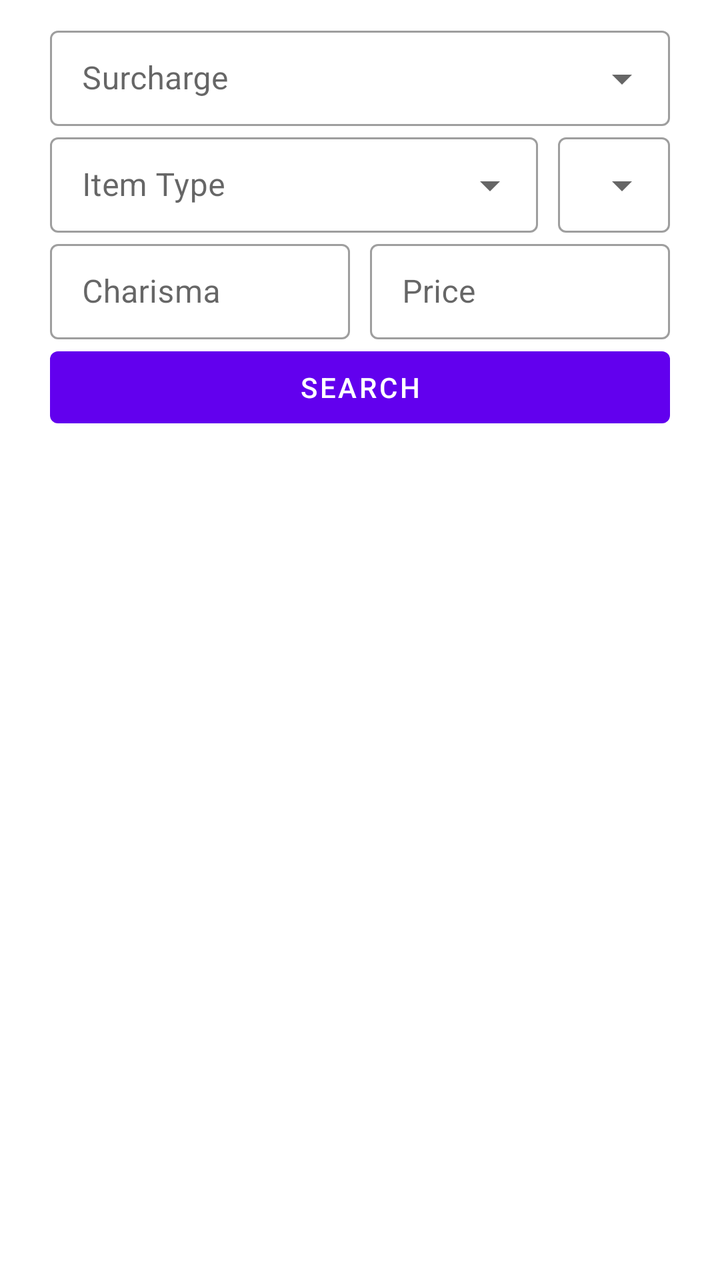
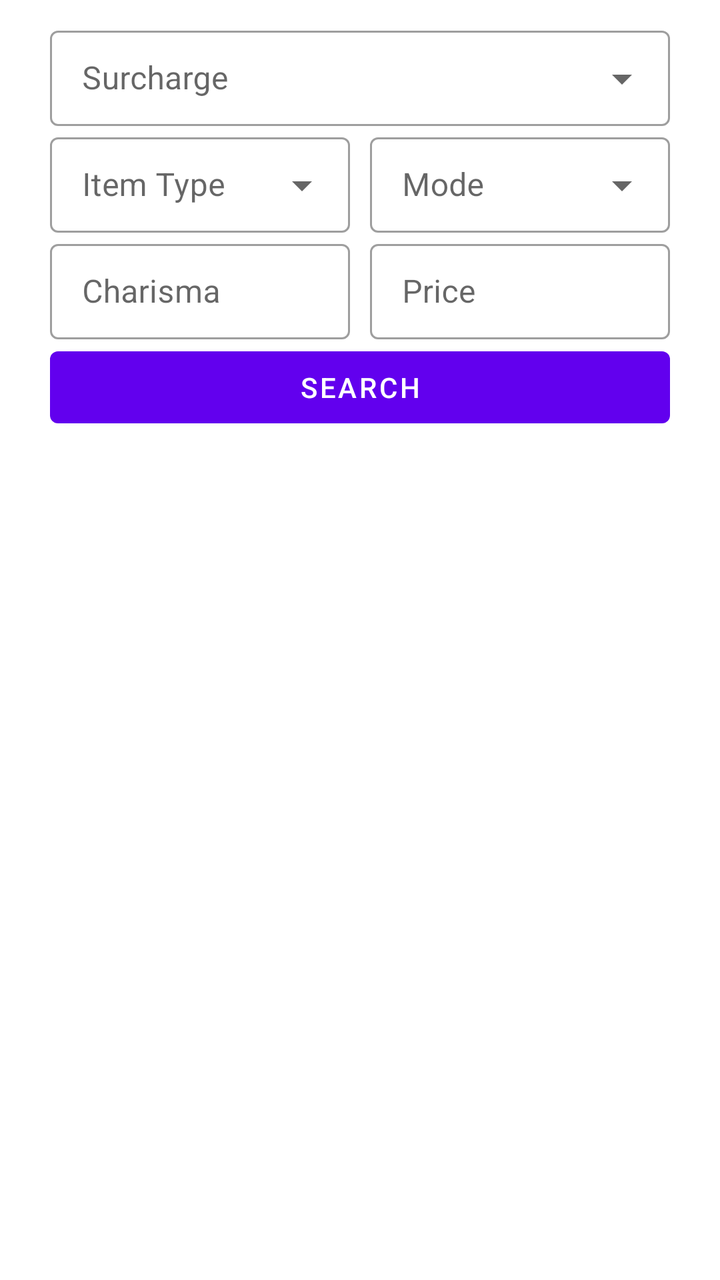

Screens rendered from an Android XML layout before and after an edit, with the pre-edit source and the edit as a unified diff.
<!-- AndroidManifest.xml: application theme Theme.ANetHack -->
<!-- res/layout/dialog_price_identify.xml -->
<?xml version="1.0" encoding="utf-8"?>
<LinearLayout xmlns:android="http://schemas.android.com/apk/res/android"
    xmlns:app="http://schemas.android.com/apk/res-auto"
    android:layout_width="match_parent"
    android:layout_height="match_parent"
    android:paddingTop="10dp"
    android:paddingStart="25dp"
    android:paddingEnd="25dp"
    android:orientation="vertical">

    <LinearLayout
        android:id="@+id/obj_filter_panel"
        android:layout_width="match_parent"
        android:layout_height="wrap_content"
        android:orientation="vertical">
        <com.google.android.material.textfield.TextInputLayout
            style="@style/Widget.MaterialComponents.TextInputLayout.OutlinedBox.Dense.ExposedDropdownMenu"
            android:layout_width="match_parent"
            android:layout_height="wrap_content">
            <com.google.android.material.textfield.MaterialAutoCompleteTextView
                android:id="@+id/obj_surcharge_input"
                android:layout_width="match_parent"
                android:layout_height="wrap_content"
                android:cursorVisible="false"
                android:singleLine="true"
                android:imeOptions="actionDone"
                android:textCursorDrawable="@color/transparent"
                android:hint="@string/pride_id_surcharge_label"/>
        </com.google.android.material.textfield.TextInputLayout>

        <LinearLayout
            android:layout_width="match_parent"
            android:layout_height="wrap_content"
            android:orientation="horizontal"
            android:baselineAligned="false">
            <com.google.android.material.textfield.TextInputLayout
                style="@style/Widget.MaterialComponents.TextInputLayout.OutlinedBox.Dense.ExposedDropdownMenu"
                android:layout_weight="1"
                android:layout_width="0dp"
                android:layout_height="wrap_content">
                <com.google.android.material.textfield.MaterialAutoCompleteTextView
                    android:id="@+id/obj_type_input"
                    android:layout_width="match_parent"
                    android:layout_height="wrap_content"
                    android:cursorVisible="false"
                    android:singleLine="true"
                    android:imeOptions="actionDone"
                    android:textCursorDrawable="@color/transparent"
                    android:hint="@string/pride_id_type_label"/>

            </com.google.android.material.textfield.TextInputLayout>

            <com.google.android.material.textfield.TextInputLayout
                style="@style/Widget.MaterialComponents.TextInputLayout.OutlinedBox.Dense.ExposedDropdownMenu"
                android:layout_height="wrap_content"
                android:layout_width="wrap_content"
                android:layout_marginStart="10dp">
                <com.google.android.material.textfield.MaterialAutoCompleteTextView
                    android:id="@+id/obj_id_mod_input"
                    android:layout_height="wrap_content"
                    android:layout_width="match_parent"
                    android:cursorVisible="false"
                    android:singleLine="true"
                    android:imeOptions="actionDone"
                    android:textCursorDrawable="@color/transparent"
                    android:hint="@string/pride_id_mode_label"/>
            </com.google.android.material.textfield.TextInputLayout>
        </LinearLayout>
        <LinearLayout
            android:layout_width="match_parent"
            android:layout_height="wrap_content"
            android:orientation="horizontal"
            android:baselineAligned="false">
            <com.google.android.material.textfield.TextInputLayout
                style="@style/Widget.MaterialComponents.TextInputLayout.OutlinedBox.Dense"
                android:layout_weight="1"
                android:layout_height="wrap_content"
                android:layout_width="0dp"
                app:endIconMode="clear_text">
                <com.google.android.material.textfield.TextInputEditText
                    android:id="@+id/role_charisma_input"
                    android:layout_height="wrap_content"
                    android:layout_width="match_parent"
                    android:inputType="number"
                    android:imeOptions="actionDone"
                    android:hint="@string/pride_id_charisma_label" />
            </com.google.android.material.textfield.TextInputLayout>

            <com.google.android.material.textfield.TextInputLayout
                style="@style/Widget.MaterialComponents.TextInputLayout.OutlinedBox.Dense"
                android:layout_weight="1"
                android:layout_height="wrap_content"
                android:layout_width="0dp"
                android:layout_marginStart="10dp"
                app:endIconMode="clear_text">
                <com.google.android.material.textfield.TextInputEditText
                    android:id="@+id/obj_price_input"
                    android:layout_height="wrap_content"
                    android:layout_width="match_parent"
                    android:inputType="number"
                    android:imeOptions="actionDone"
                    android:hint="@string/pride_id_price_label"/>
            </com.google.android.material.textfield.TextInputLayout>
        </LinearLayout>


    </LinearLayout>

    <com.google.android.material.button.MaterialButton
        android:id="@+id/price_submit_btn"
        android:layout_width="match_parent"
        android:layout_height="wrap_content"
        android:text="@string/price_id_search"/>

    <androidx.recyclerview.widget.RecyclerView
        android:id="@+id/obj_list"
        android:layout_width="match_parent"
        android:layout_height="match_parent"/>
</LinearLayout>
<!-- resources referenced by this layout -->
<resources>
  <color name="transparent">#00FFFFFF</color>
  <string name="price_id_search">Search</string>
  <string name="pride_id_charisma_label">Charisma</string>
  <string name="pride_id_mode_label">Mode</string>
  <string name="pride_id_price_label">Price</string>
  <string name="pride_id_surcharge_label">Surcharge</string>
  <string name="pride_id_type_label">Item Type</string>
  <style name="Theme.ANetHack" parent="Theme.MaterialComponents.DayNight.NoActionBar">
          
          <item name="colorPrimary">@color/purple_500</item>
          <item name="colorPrimaryVariant">@color/purple_700</item>
          <item name="colorOnPrimary">@color/white</item>
          
          <item name="colorSecondary">@color/teal_200</item>
          <item name="colorSecondaryVariant">@color/teal_700</item>
          <item name="colorOnSecondary">@color/black</item>
          
          <item name="android:statusBarColor">?attr/colorPrimaryVariant</item>
          
      </style>
  <color name="purple_500">#FF6200EE</color>
  <color name="purple_700">#FF3700B3</color>
  <color name="white">#FFFFFFFF</color>
  <color name="teal_200">#FF03DAC5</color>
  <color name="teal_700">#FF018786</color>
  <color name="black">#FF000000</color>
</resources>

<!-- the commit's change to res/layout/dialog_price_identify.xml (unified diff, before → after) -->
@@ -14,18 +14,20 @@
         android:layout_height="wrap_content"
         android:orientation="vertical">
         <com.google.android.material.textfield.TextInputLayout
-            style="@style/Widget.MaterialComponents.TextInputLayout.OutlinedBox.Dense.ExposedDropdownMenu"
+            android:id="@+id/obj_surcharge_layout"
+            style="@style/Widget.MaterialComponents.TextInputLayout.OutlinedBox.Dense"
             android:layout_width="match_parent"
-            android:layout_height="wrap_content">
-            <com.google.android.material.textfield.MaterialAutoCompleteTextView
+            android:layout_height="wrap_content"
+            app:endIconMode="custom"
+            app:endIconDrawable="@drawable/ic_arrow_drop_down">
+            <com.google.android.material.textfield.TextInputEditText
                 android:id="@+id/obj_surcharge_input"
                 android:layout_width="match_parent"
                 android:layout_height="wrap_content"
+                android:hint="@string/pride_id_surcharge_label"
                 android:cursorVisible="false"
-                android:singleLine="true"
-                android:imeOptions="actionDone"
-                android:textCursorDrawable="@color/transparent"
-                android:hint="@string/pride_id_surcharge_label"/>
+                android:longClickable="false"
+                android:clickable="true"/>
         </com.google.android.material.textfield.TextInputLayout>
 
         <LinearLayout
@@ -34,36 +36,40 @@
             android:orientation="horizontal"
             android:baselineAligned="false">
             <com.google.android.material.textfield.TextInputLayout
-                style="@style/Widget.MaterialComponents.TextInputLayout.OutlinedBox.Dense.ExposedDropdownMenu"
+                android:id="@+id/obj_type_layout"
+                style="@style/Widget.MaterialComponents.TextInputLayout.OutlinedBox.Dense"
                 android:layout_weight="1"
                 android:layout_width="0dp"
-                android:layout_height="wrap_content">
-                <com.google.android.material.textfield.MaterialAutoCompleteTextView
+                android:layout_height="wrap_content"
+                app:endIconMode="custom"
+                app:endIconDrawable="@drawable/ic_arrow_drop_down">
+                <com.google.android.material.textfield.TextInputEditText
                     android:id="@+id/obj_type_input"
                     android:layout_width="match_parent"
                     android:layout_height="wrap_content"
+                    android:hint="@string/pride_id_type_label"
                     android:cursorVisible="false"
-                    android:singleLine="true"
-                    android:imeOptions="actionDone"
-                    android:textCursorDrawable="@color/transparent"
-                    android:hint="@string/pride_id_type_label"/>
-
+                    android:longClickable="false"
+                    android:clickable="true"/>
             </com.google.android.material.textfield.TextInputLayout>
 
             <com.google.android.material.textfield.TextInputLayout
-                style="@style/Widget.MaterialComponents.TextInputLayout.OutlinedBox.Dense.ExposedDropdownMenu"
+                android:id="@+id/obj_id_mod_layout"
+                style="@style/Widget.MaterialComponents.TextInputLayout.OutlinedBox.Dense"
+                android:layout_weight="1"
                 android:layout_height="wrap_content"
-                android:layout_width="wrap_content"
-                android:layout_marginStart="10dp">
-                <com.google.android.material.textfield.MaterialAutoCompleteTextView
+                android:layout_width="0dp"
+                android:layout_marginStart="10dp"
+                app:endIconMode="custom"
+                app:endIconDrawable="@drawable/ic_arrow_drop_down">
+                <com.google.android.material.textfield.TextInputEditText
                     android:id="@+id/obj_id_mod_input"
                     android:layout_height="wrap_content"
                     android:layout_width="match_parent"
+                    android:hint="@string/pride_id_mode_label"
                     android:cursorVisible="false"
-                    android:singleLine="true"
-                    android:imeOptions="actionDone"
-                    android:textCursorDrawable="@color/transparent"
-                    android:hint="@string/pride_id_mode_label"/>
+                    android:longClickable="false"
+                    android:clickable="true"/>
             </com.google.android.material.textfield.TextInputLayout>
         </LinearLayout>
         <LinearLayout
<!-- resource entries referenced after the edit -->
@@ -1,6 +1,17 @@
 <!-- resources referenced by this layout -->
 <resources>
-  <color name="transparent">#00FFFFFF</color>
+  <!-- drawable ic_arrow_drop_down (drawable) -->
+  <?xml version="1.0" encoding="utf-8"?>
+  <vector xmlns:android="http://schemas.android.com/apk/res/android"
+      android:width="24dp"
+      android:height="24dp"
+      android:viewportWidth="24"
+      android:viewportHeight="24"
+      android:tint="?attr/colorControlNormal">
+      <path
+          android:fillColor="@android:color/white"
+          android:pathData="M7,10l5,5 5,-5z"/>
+  </vector>
   <string name="price_id_search">Search</string>
   <string name="pride_id_charisma_label">Charisma</string>
   <string name="pride_id_mode_label">Mode</string>
